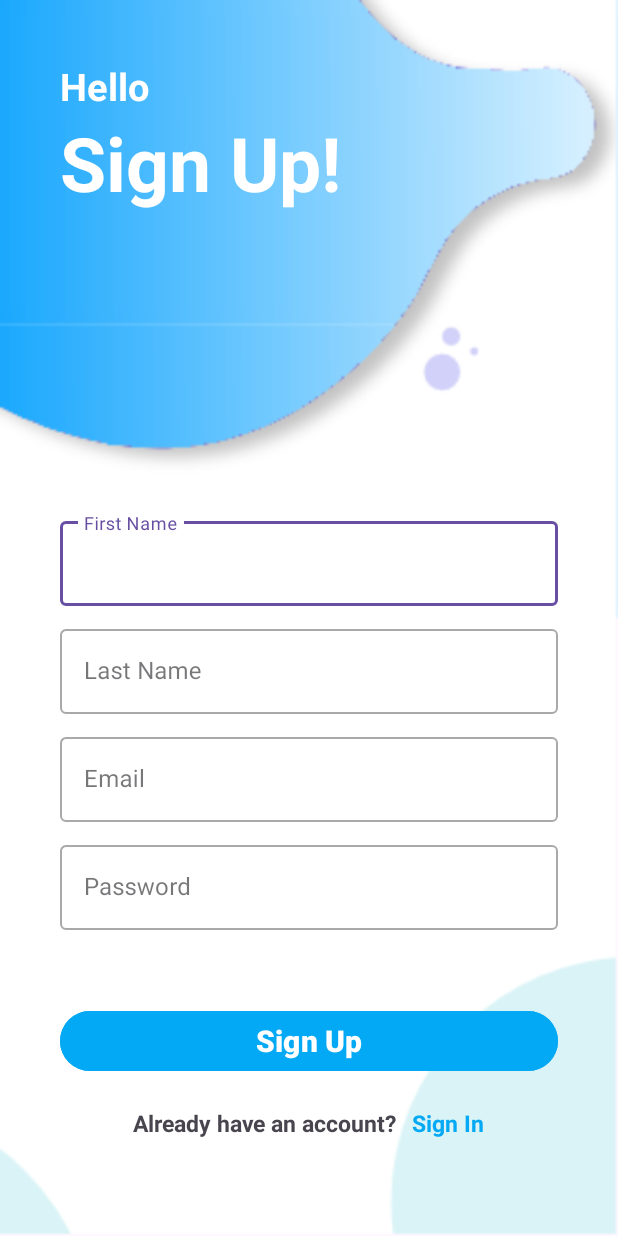
After one commit to SurenAyer/TouristaApp, an Android app: the RegisterActivity screen opened directly, with no data from a screen before it, on a phone screen of 412 x 824 dp. The commit adds this screen. Run offline under Robolectric (Android 15) with nearby library versions, the phone set to English and light mode, and no system bars; our stand-ins replace Firebase (no records; nobody signed in at launch, a user with empty details on screens opened directly).

Commit message:
[CREATED] User Registration and Login

```diff
--- /dev/null
+++ b/app/src/main/java/com/example/touristaapp/RegisterActivity.java
@@ -0,0 +1,109 @@
+package com.example.touristaapp;
+
+import android.content.Intent;
+import android.os.Bundle;
+import android.text.TextUtils;
+import android.util.Log;
+import android.view.View;
+import android.widget.Button;
+import android.widget.TextView;
+import android.widget.Toast;
+
+import androidx.activity.EdgeToEdge;
+import androidx.annotation.NonNull;
+import androidx.appcompat.app.AppCompatActivity;
+
+import com.google.android.gms.tasks.OnCompleteListener;
+import com.google.android.gms.tasks.OnSuccessListener;
+import com.google.android.gms.tasks.Task;
+import com.google.android.material.textfield.TextInputEditText;
+import com.google.firebase.auth.AuthResult;
+import com.google.firebase.auth.FirebaseAuth;
+import com.google.firebase.auth.FirebaseUser;
+import com.google.firebase.firestore.DocumentReference;
+import com.google.firebase.firestore.FirebaseFirestore;
+
+import java.util.HashMap;
+import java.util.Map;
+import java.util.Objects;
+
+public class RegisterActivity extends AppCompatActivity {
+
+    TextInputEditText editTextFirstName, editTextLastName, editTextEmail, editTextPassword;
+    Button buttonRegister;
+    TextView signInLink;
+    private FirebaseAuth mAuth;
+
+    FirebaseFirestore db = FirebaseFirestore.getInstance();
+    private static final String TAG = "RegisterActivity";
+
+    @Override
+    protected void onCreate(Bundle savedInstanceState) {
+        super.onCreate(savedInstanceState);
+        EdgeToEdge.enable(this);
+        setContentView(R.layout.activity_register);
+        mAuth = FirebaseAuth.getInstance();
+
+        editTextFirstName = findViewById(R.id.firstName);
+        editTextLastName = findViewById(R.id.lastName);
+        editTextEmail = findViewById (R.id.email);
+        editTextPassword = findViewById (R.id.password);
+        buttonRegister = findViewById (R.id.signupBtn);
+        signInLink = findViewById(R.id.signIn);
+
+        signInLink.setOnClickListener(new View.OnClickListener() {
+            @Override
+            public void onClick(View v) {
+                Intent intent = new Intent(RegisterActivity.this, LoginActivity.class);
+                startActivity(intent);
+                finish();
+            }
+        });
+
+        buttonRegister.setOnClickListener(new View.OnClickListener() {
+            @Override
+            public void onClick(View v) {
+                String email = Objects.requireNonNull(editTextEmail.getText()).toString();
+                String password = Objects.requireNonNull(editTextPassword.getText()).toString();
+
+                if (TextUtils.isEmpty(email)) {
+                    Toast.makeText(RegisterActivity.this, "Enter Email", Toast.LENGTH_SHORT).show();
+                    return;
+                }
+
+                if (TextUtils.isEmpty(password)) {
+                    Toast.makeText(RegisterActivity.this, "Enter Password", Toast.LENGTH_SHORT).show();
+                    return;
+                }
+
+                mAuth.createUserWithEmailAndPassword(email, password)
+                        .addOnCompleteListener(new OnCompleteListener<AuthResult>() {
+                            @Override
+                            public void onComplete(@NonNull Task<AuthResult> task) {
+                                if (task.isSuccessful()) {
+                                    // Sign in success, update UI with the signed-in user's information
+                                    FirebaseUser current_user = mAuth.getCurrentUser();
+                                    Toast.makeText(RegisterActivity.this, "Account created", Toast.LENGTH_SHORT).show();
+
+                                    String user_id = Objects.requireNonNull(current_user.getUid());
+                                    String first_name = Objects.requireNonNull(editTextFirstName.getText().toString());
+                                    String last_name = Objects.requireNonNull(editTextLastName.getText().toString());
+                                    Map<String, Object> user = new HashMap<>();
+                                    user.put("first_name", first_name);
+                                    user.put("last_name", last_name);
+                                    user.put("email", email);
+
+                                    db.collection("users").document(user_id)
+                                            .set(user)
+                                            .addOnSuccessListener(documentReference -> Log.d(TAG, "DocumentSnapshot added with ID: " + user_id));
+                                } else {
+                                    // If sign in fails, display a message to the user.
+                                    Toast.makeText(RegisterActivity.this, "Authentication failed.",
+                                            Toast.LENGTH_SHORT).show();
+                                }
+                            }
+                        });
+            }
+        });
+    }
+}
--- /dev/null
+++ b/app/src/main/res/layout/activity_register.xml
@@ -0,0 +1,122 @@
+<?xml version="1.0" encoding="utf-8"?>
+<LinearLayout xmlns:android="http://schemas.android.com/apk/res/android"
+    xmlns:app="http://schemas.android.com/apk/res-auto"
+    xmlns:tools="http://schemas.android.com/tools"
+    android:id="@+id/main"
+    android:layout_width="match_parent"
+    android:layout_height="match_parent"
+    android:background="@drawable/screen"
+    android:padding="40dp"
+    android:orientation="vertical"
+    tools:context=".RegisterActivity">
+
+    <TextView
+        android:layout_width="match_parent"
+        android:layout_height="wrap_content"
+        android:textStyle="bold"
+        android:textSize="25sp"
+        android:textColor="@color/white"
+        android:text="@string/hello_text"
+        />
+
+    <TextView
+        android:layout_width="match_parent"
+        android:layout_height="wrap_content"
+        android:text="@string/sign_up"
+        android:textColor="@color/white"
+        android:textSize="50sp"
+        android:textStyle="bold"/>
+
+    <com.google.android.material.textfield.TextInputLayout
+        android:layout_width="match_parent"
+        android:layout_height="wrap_content"
+        android:layout_marginTop="200dp"
+        style="@style/Widget.MaterialComponents.TextInputLayout.OutlinedBox">
+
+        <com.google.android.material.textfield.TextInputEditText
+            android:id="@+id/firstName"
+            android:layout_width="match_parent"
+            android:layout_height="wrap_content"
+            android:hint="@string/first_name"
+            android:inputType="textPersonName"/>
+    </com.google.android.material.textfield.TextInputLayout>
+
+    <com.google.android.material.textfield.TextInputLayout
+        android:layout_width="match_parent"
+        android:layout_height="wrap_content"
+        android:layout_marginTop="10dp"
+        style="@style/Widget.MaterialComponents.TextInputLayout.OutlinedBox">
+
+        <com.google.android.material.textfield.TextInputEditText
+            android:id="@+id/lastName"
+            android:layout_width="match_parent"
+            android:layout_height="wrap_content"
+            android:hint="@string/last_name"
+            android:inputType="textPersonName"/>
+    </com.google.android.material.textfield.TextInputLayout>
+
+    <com.google.android.material.textfield.TextInputLayout
+        android:layout_width="match_parent"
+        android:layout_height="wrap_content"
+        android:layout_marginTop="10dp"
+        style="@style/Widget.MaterialComponents.TextInputLayout.OutlinedBox">
+
+        <com.google.android.material.textfield.TextInputEditText
+            android:id="@+id/email"
+            android:layout_width="match_parent"
+            android:layout_height="wrap_content"
+            android:hint="@string/email"
+            android:inputType="textEmailAddress"/>
+    </com.google.android.material.textfield.TextInputLayout>
+
+    <com.google.android.material.textfield.TextInputLayout
+        android:layout_width="match_parent"
+        android:layout_height="wrap_content"
+        android:layout_marginTop="10dp"
+        style="@style/Widget.MaterialComponents.TextInputLayout.OutlinedBox">
+
+        <com.google.android.material.textfield.TextInputEditText
+            android:id="@+id/password"
+            android:layout_width="match_parent"
+            android:layout_height="wrap_content"
+            android:hint="@string/password"
+            android:inputType="textPassword"/>
+    </com.google.android.material.textfield.TextInputLayout>
+
+    <Button
+        android:id="@+id/signupBtn"
+        android:layout_width="match_parent"
+        android:layout_height="wrap_content"
+        android:textStyle="bold"
+        android:textSize="20sp"
+        android:text="Sign Up"
+        android:backgroundTint="@color/blue"
+        android:layout_marginTop="50dp" />
+
+    <LinearLayout
+        android:layout_width="match_parent"
+        android:layout_height="wrap_content"
+        android:orientation="horizontal"
+        android:layout_marginTop="20dp"
+        android:gravity="center">
+
+        <TextView
+            android:layout_width="wrap_content"
+            android:layout_height="wrap_content"
+            android:text="Already have an account?"
+            android:textSize="15sp"
+            android:textStyle="bold"/>
+
+        <TextView
+            android:id="@+id/signIn"
+            android:layout_width="wrap_content"
+            android:layout_height="wrap_content"
+            android:text="Sign In"
+            android:textStyle="bold"
+            android:textSize="15sp"
+            android:textColor="@color/blue"
+            android:layout_marginLeft="10dp"/>
+
+    </LinearLayout>
+
+</LinearLayout>
--- a/app/src/main/res/values-night/themes.xml
+++ b/app/src/main/res/values-night/themes.xml
@@ -1,7 +1,7 @@
 <resources xmlns:tools="http://schemas.android.com/tools">
     <!-- Base application theme. -->
-    <style name="Base.Theme.TouristaApp" parent="Theme.Material3.DayNight.NoActionBar">
+    <style name="Base.Theme.TouristaApp" parent="Theme.MaterialComponents.DayNight.NoActionBar">
         <!-- Customize your dark theme here. -->
-        <!-- <item name="colorPrimary">@color/my_dark_primary</item> -->
+         <item name="colorPrimary">@color/blue</item>
     </style>
 </resources>
--- a/app/src/main/res/values/colors.xml
+++ b/app/src/main/res/values/colors.xml
@@ -5,4 +5,5 @@
     <color name="colorPrimary">#3F51B5</color>
     <color name="colorPrimaryDark">#303F9F</color>
     <color name="colorAccent">#FF4081</color>
+    <color name="blue">#03A9F4</color>
 </resources>
--- a/app/src/main/res/values/strings.xml
+++ b/app/src/main/res/values/strings.xml
@@ -1,3 +1,17 @@
 <resources>
     <string name="app_name">Tourista App</string>
+    <string name="login">Login</string>
+    <string name="email">Email</string>
+    <string name="password">Password</string>
+    <string name="login_btn">Login</string>
+    <string name="register">Register</string>
+    <string name="register_button">Register</string>
+    <string name="first_name">First Name</string>
+    <string name="last_name">Last Name</string>
+    <string name="sign_up">Sign Up!</string>
+    <string name="hello_text">Hello</string>
+    <string name="welcome_back">Welcome Back</string>
+    <string name="log_in">Log In</string>
+    <string name="sign_in">Sign In</string>
+    <string name="register_text">Don\'t have an account?</string>
 </resources>
--- a/app/src/main/res/values/themes.xml
+++ b/app/src/main/res/values/themes.xml
@@ -2,8 +2,8 @@
     <!-- Base application theme. -->
     <style name="AppTheme" parent="Theme.MaterialComponents.Light.NoActionBar">
         <!-- Customize your theme here. -->
-        <item name="colorPrimary">@color/colorPrimary</item>
-        <item name="colorPrimaryDark">@color/colorPrimaryDark</item>
+        <item name="colorPrimary">@color/blue</item>
+        <item name="colorPrimaryDark">@color/blue</item>
         <item name="colorAccent">@color/colorAccent</item>
     </style>
 
--- a/build.gradle.kts
+++ b/build.gradle.kts
@@ -1,3 +1,8 @@
+buildscript {
+    dependencies {
+        classpath(libs.google.services)
+    }
+}
 // Top-level build file where you can add configuration options common to all sub-projects/modules.
 plugins {
     alias(libs.plugins.androidApplication) apply false
```
Also changed, not shown: app/build.gradle.kts (+10 -1 lines), app/src/main/AndroidManifest.xml (+20 -7 lines), app/src/main/java/com/example/touristaapp/LoginActivity.java (added, +82 -0 lines), app/src/main/res/drawable/round_btn.xml (added, +7 -0 lines), app/src/main/res/layout/activity_login.xml (added, +94 -0 lines), gradle/libs.versions.toml (+12 -0 lines), app/src/main/res/drawable/screen.png (added), 1 other file.
